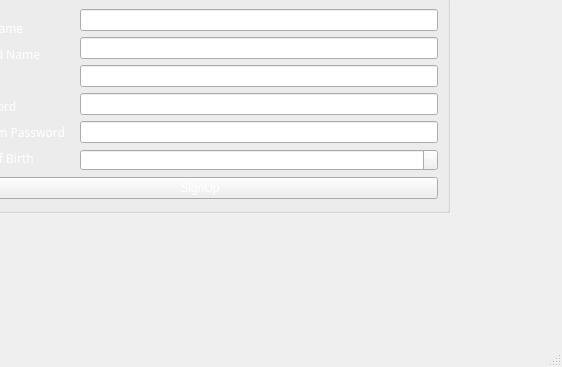
First picture: the form in register.ui, repository razashahid107/NOTEPAD-QT, before the edit; both pictures show x 161 to 723 and y 152 to 519 of the 723 by 519 pixel window.
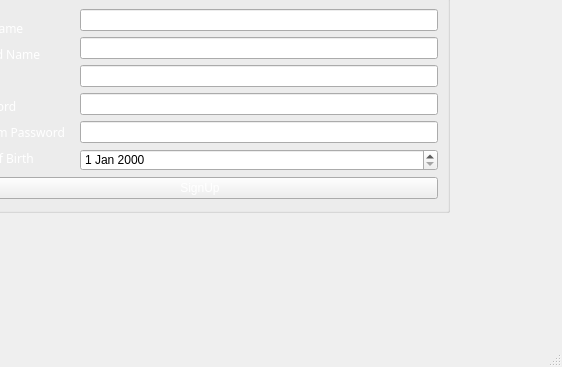
Second picture: the form after the edit.

Patch:
```diff
--- a/register.ui
+++ b/register.ui
@@ -27,7 +27,7 @@
        </size>
       </property>
       <property name="title">
-       <string>GroupBox</string>
+       <string>SignUp</string>
       </property>
       <layout class="QGridLayout" name="gridLayout">
        <item row="0" column="0">
@@ -181,7 +181,7 @@
            <item>
             <widget class="QDateEdit" name="dob">
              <property name="styleSheet">
-              <string notr="true"/>
+              <string notr="true">color: rgb(0, 0, 0);</string>
              </property>
             </widget>
            </item>
```
